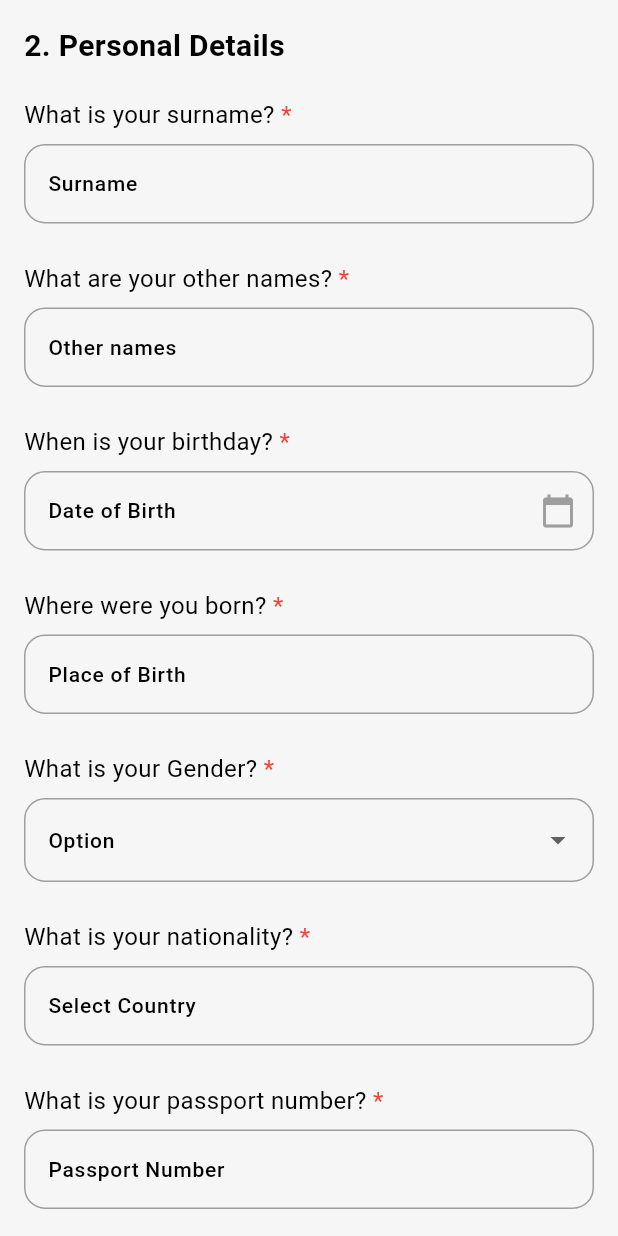
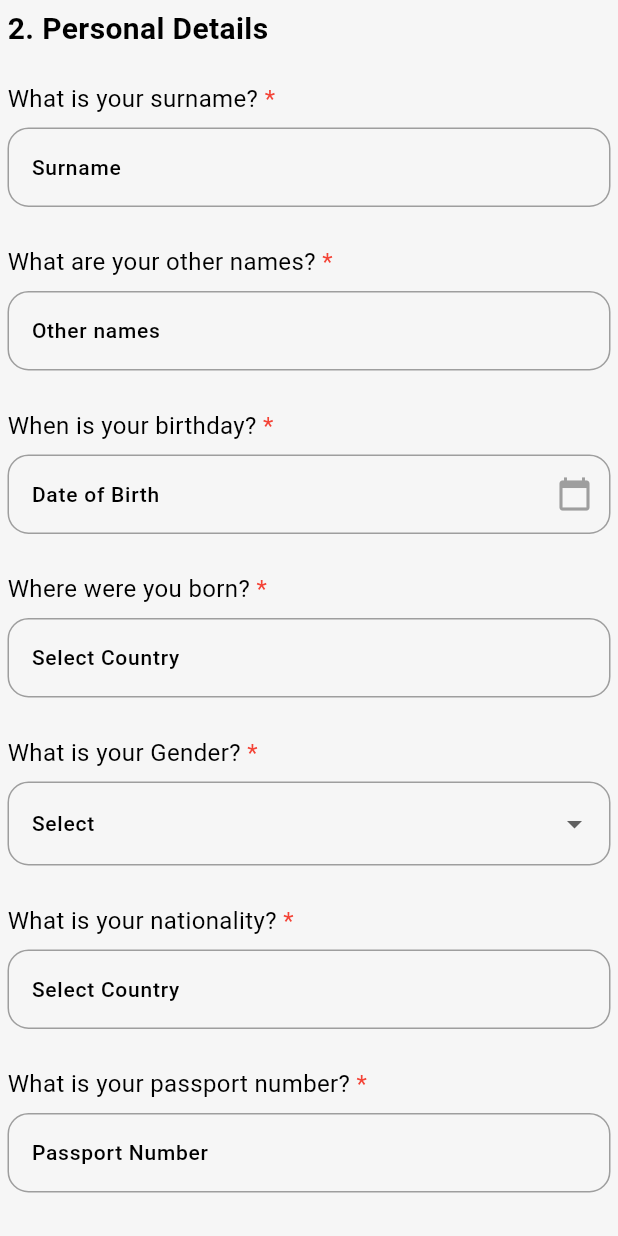
Before and after one commit to dasunR430/9thDimension_Paradise-SriLanka, a Flutter app: the BottomPanel widget shown alone on an empty page, opened directly, swiped to page 2, on a phone screen of 412 x 824 dp. Run offline on Flutter 3.47's test engine with Material 3 defaults, Android fonts, the phone set to English and light mode, and no system bars; our stand-ins replace country_picker, dotted_line, file_picker, firebase_auth, firebase_core, flutter_image_compress and 6 more; accounts and stored records are empty; Roboto replaces fonts that are missing (Poppins).

Commit message:
Bug fixes

```diff
--- a/lib/Common/Widgets/custom_dropdown_field.dart
+++ b/lib/Common/Widgets/custom_dropdown_field.dart
@@ -45,13 +45,13 @@ class CustomDropdownField extends StatelessWidget {
         const SizedBox(height: 8),
         DropdownButtonFormField<String>(
           decoration: InputDecoration(
-            labelText: items.firstWhere((item) => item.item1 == controller?.text, orElse: () => const Tuple2('', 'Option')).item2,
+            labelText: items.firstWhere((item) => item.item1 == controller?.text, orElse: () => const Tuple2('', 'Select')).item2 ,
             border: const OutlineInputBorder(),
           ),
           items: items.map((Tuple2<String, String> pair) {
             return DropdownMenuItem<String>(
               value: pair.item1,
-              child: SizedBox(width: HelperFunctions.screenWidth()-90, child: Text(pair.item2, maxLines: 3, style: const TextStyle(overflow: TextOverflow.ellipsis, ))),
+              child: SizedBox(width: HelperFunctions.screenWidth()-120, child: Text(pair.item2, maxLines: 3, style: const TextStyle(overflow: TextOverflow.ellipsis, ))),
             );
           }).toList(),
           onChanged: (String? value) {
--- a/lib/Views/Visa Form/Sections/passport_and_photo_page.dart
+++ b/lib/Views/Visa Form/Sections/passport_and_photo_page.dart
@@ -50,10 +50,11 @@ class PassportAndPhotoScreen extends StatelessWidget {
                 mainAxisAlignment: MainAxisAlignment.spaceBetween,
                 children: [
                   if (sectionController.currentPage.value > 0)
-                    ElevatedButton(
+                    OutlinedButton(
                       onPressed: sectionController.previousPage,
                       child: const Text('Back'),
                     ),
+                  const Expanded(child: SizedBox()),
                   if (sectionController.currentPage.value < 3)
                     ElevatedButton(
                       onPressed: sectionController.nextPage,
--- a/lib/Views/Visa Form/Sections/personal_details_page.dart
+++ b/lib/Views/Visa Form/Sections/personal_details_page.dart
@@ -11,7 +11,7 @@ class PersonalDetailsScreen extends StatelessWidget {
 
   PersonalDetailsScreen({super.key});
 
-  VisaApplicationController sectionController = VisaApplicationController.instance;
+  final VisaApplicationController controller = VisaApplicationController.instance;
 
   void _showCountryPicker(BuildContext context) {
     showCountryPicker(
@@ -19,7 +19,7 @@ class PersonalDetailsScreen extends StatelessWidget {
       exclude: <String>['LK'],
       showPhoneCode: false,
       onSelect: (Country country) {
-        sectionController.nationalityController.text = HelperFunctions.isoToPassportCode(country.countryCode);
+        controller.nationalityController.text = HelperFunctions.isoToPassportCode(country.countryCode);
       },
       moveAlongWithKeyboard: false,
       countryListTheme: CountryListThemeData(
@@ -49,7 +49,7 @@ class PersonalDetailsScreen extends StatelessWidget {
   Widget build(BuildContext context) {
     return SingleChildScrollView(
       child: Padding(
-        padding: const EdgeInsets.all(16.0),
+        padding: const EdgeInsets.all(5.0),
         child: Column(
           crossAxisAlignment: CrossAxisAlignment.start,
           children: [
@@ -64,7 +64,7 @@ class PersonalDetailsScreen extends StatelessWidget {
               isRequired: true,
               questionText: 'What is your surname?',
               labelText: 'Surname',
-              controller: sectionController.surnameController,
+              controller: controller.surnameController,
             ),
             const SizedBox(height: 25),
 
@@ -73,7 +73,7 @@ class PersonalDetailsScreen extends StatelessWidget {
               isRequired: true,
               questionText: 'What are your other names?',
               labelText: 'Other names',
-              controller: sectionController.otherNamesController,
+              controller: controller.otherNamesController,
             ),
             const SizedBox(height: 25),
 
@@ -85,16 +85,21 @@ class PersonalDetailsScreen extends StatelessWidget {
               initialDate: DateTime.now(),
               firstDate: DateTime(1900),
               lastDate: DateTime.now(),
-              controller: sectionController.birthdayController,
+              controller: controller.birthdayController,
             ),
             const SizedBox(height: 25),
 
             // Place of Birth Field
-            CustomTextInputField(
-              isRequired: true,
-              questionText: 'Where were you born?',
-              labelText: 'Place of Birth',
-              controller: sectionController.placeOfBirthController,
+            GestureDetector(
+              onTap: () => _showCountryPicker(context),
+              child: AbsorbPointer(
+                child: CustomTextInputField(
+                  isRequired: true,
+                  questionText: 'Where were you born?',
+                  labelText: 'Select Country',
+                  controller: controller.placeOfBirthController,
+                ),
+              ),
             ),
             const SizedBox(height: 25),
 
@@ -104,7 +109,7 @@ class PersonalDetailsScreen extends StatelessWidget {
               questionText: 'What is your Gender?',
               labelText: 'Gender',
               items: const ['Male', 'Female', 'Other'].map((element)=> Tuple2(element, element)).toList(),
-              controller: sectionController.genderController,
+              controller: controller.genderController,
 
             ),
             const SizedBox(height: 25),
@@ -117,7 +122,7 @@ class PersonalDetailsScreen extends StatelessWidget {
                   isRequired: true,
                   questionText: 'What is your nationality?',
                   labelText: 'Select Country',
-                  controller: sectionController.nationalityController,
+                  controller: controller.nationalityController,
                 ),
               ),
             ),
@@ -128,7 +133,7 @@ class PersonalDetailsScreen extends StatelessWidget {
               isRequired: true,
               questionText: 'What is your passport number?',
               labelText: 'Passport Number',
-              controller: sectionController.passportNumberController,
+              controller: controller.passportNumberController,
             ),
             const SizedBox(height: 25),
 
@@ -140,15 +145,32 @@ class PersonalDetailsScreen extends StatelessWidget {
               initialDate: DateTime.now(),
               firstDate: DateTime.now(),
               lastDate: DateTime(2100),
-              controller: sectionController.passportExpiryDateController,
+              controller: controller.passportExpiryDateController,
             ),
             const SizedBox(height: 25),
+
+            controller.isMainApplicant ? const SizedBox() : CustomDropdownField(
+              questionText: 'What is the relationship with the main applicant?',
+              labelText: 'Relationship',
+              items: const [
+                'Spouse',
+                'Child',
+                'Parent',
+                'Sibling',
+                'Dependent',
+                'Partner',
+                'Relative',
+                'Other'
+              ].map((element) => Tuple2(element, element)).toList(),
+              controller: controller.relationshipController,
+            ),
+            controller.isMainApplicant ? const SizedBox() : const SizedBox(height: 25),
 
             // Occupation Field
             CustomTextInputField(
               questionText: 'What is your occupation?',
               labelText: 'Occupation',
-              controller: sectionController.occupationController,
+              controller: controller.occupationController,
             ),
             const SizedBox(height: 25),
 
@@ -156,7 +178,7 @@ class PersonalDetailsScreen extends StatelessWidget {
               questionText: 'What is your Martial Status?',
               labelText: 'Martial Status',
               items: const ['Single', 'Married', 'Divorced'].map((element) => Tuple2(element, element)).toList(),
-              controller: sectionController.genderController,
+              controller: controller.genderController,
 
             ),
             const SizedBox(height: 25),
@@ -166,14 +188,14 @@ class PersonalDetailsScreen extends StatelessWidget {
               child: Row(
                 mainAxisAlignment: MainAxisAlignment.spaceBetween,
                 children: [
-                  if (sectionController.currentPage.value > 0)
+                  if (controller.currentPage.value > 0)
                     ElevatedButton(
-                      onPressed: sectionController.previousPage,
+                      onPressed: controller.previousPage,
                       child: const Text('Back'),
                     ),
-                  if (sectionController.currentPage.value < 3)
+                  if (controller.currentPage.value < 3)
                     ElevatedButton(
-                      onPressed: sectionController.nextPage,
+                      onPressed: controller.nextPage,
                       child: const Text('Next'),
                     ),
                 ],
--- a/lib/Views/Visa Form/Widgets/appbar.dart
+++ b/lib/Views/Visa Form/Widgets/appbar.dart
@@ -1,4 +1,5 @@
 import 'package:flutter/material.dart';
+import 'package:get/get.dart';
 import 'appbar_background.dart';
 import 'section_indicator.dart';
 
@@ -27,7 +28,8 @@ class FormAppBar extends SliverPersistentHeaderDelegate {
               mainAxisAlignment: MainAxisAlignment.center,
               children: [
                 const Text("Section", style: TextStyle(color: Colors.white, fontSize: 30, fontWeight: FontWeight.bold),),
-                SectionIndicator(),
+
+                SectionIndicator()
               ],
             ),
             const Padding(
--- a/lib/Views/Visa Form/Widgets/bottompanel.dart
+++ b/lib/Views/Visa Form/Widgets/bottompanel.dart
@@ -13,17 +13,17 @@ class BottomPanel extends StatelessWidget {
 
   @override
   Widget build(BuildContext context) {
-    final sectionController = Get.put(VisaApplicationController());
+    final VisaApplicationController controller = VisaApplicationController.instance;
 
     return Column(
         children: [
-          Container(
+          SizedBox(
             height: 1500,
             child: PageView(
               //physics: NeverScrollableScrollPhysics(),
-              controller: PageController(),
+              controller: controller.pageController,
               onPageChanged: (int page) {
-                sectionController.currentPage.value = page;
+                controller.onPageChange(page);
               },
               children: [
                 PassportAndPhotoScreen(),
--- a/lib/Views/Visa Form/form_screen.dart
+++ b/lib/Views/Visa Form/form_screen.dart
@@ -5,8 +5,10 @@ import 'Widgets/appbar.dart';
 import 'Widgets/bottompanel.dart';
 
 class FormScreen extends StatelessWidget {
-  FormScreen({super.key});
-  final VisaApplicationController controller = Get.put(VisaApplicationController());
+  FormScreen(isMainApplicant, {super.key}){
+    controller = Get.put(VisaApplicationController(isMainApplicant));
+  }
+  late final VisaApplicationController controller;
   @override
   Widget build(BuildContext context) {
     return Scaffold(
--- a/lib/Views/Visa Portal/visa_portal_screen.dart
+++ b/lib/Views/Visa Portal/visa_portal_screen.dart
@@ -1,4 +1,6 @@
 import 'package:flutter/material.dart';
+import 'package:get/get.dart';
+import 'package:paradise_sri_lanka/Views/Visa%20Type%20Selection/question_screen.dart';
 
 class VisaPortalScreen extends StatelessWidget {
   const VisaPortalScreen({super.key});
@@ -48,7 +50,7 @@ class VisaPortalScreen extends StatelessWidget {
                 // Apply for Visa Button
                 ElevatedButton(
                   onPressed: () {
-                    // Add action for "Apply for Visa" button
+                    Get.to(()=>QuestionScreen());
                   },
                   style: ElevatedButton.styleFrom(
                     backgroundColor: Colors.blue, // Button color
```
Also changed, not shown: lib/Controllers/applicants_controller.dart (+22 -75 lines), lib/Controllers/question_screen_controller.dart (renamed from lib/Controllers/visa_type_selection_controller.dart, +11 -12 lines), lib/Controllers/visa_application_controller.dart (+109 -8 lines), lib/Services/API/database.dart (+4 -3 lines), lib/Views/Applicants Screen/applicants_screen.dart (+21 -15 lines), lib/Views/Visa Form/Sections/supporting_information_page.dart (+4 -3 lines), lib/Views/Visa Form/Widgets/section_indicator.dart (+6 -6 lines), lib/Views/Visa Type Selection/Widgets/question_page.dart (+4 -4 lines), lib/Views/Visa Type Selection/question_screen.dart (renamed from lib/Views/Visa Type Selection/visa_type_selection.dart, +6 -5 lines), lib/app.dart (+4 -20 lines).
